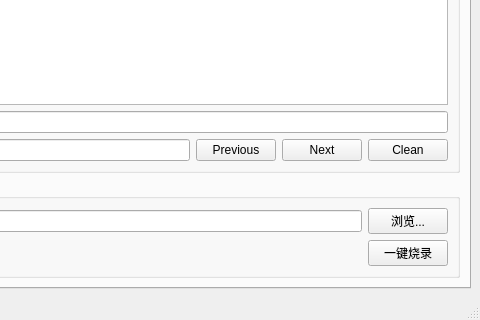
Old version of the form QT6_ver/mainwindow.ui in the repository kingson-sue/aic_download_tool; both pictures show x 324 to 804 and y 272 to 592 of the 804 by 592 pixel window.
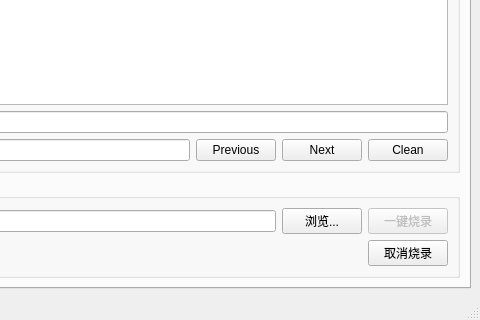
New version of the form. The open tabs and pages were chosen to show the change. Icons and pictures are not drawn.

Commit message: 20250507,sujc,release v2.0.3 1. 生成exe的名字带版本号 2. 国芯微烧录添加异常结束按钮

```diff
--- a/QT6_ver/mainwindow.ui
+++ b/QT6_ver/mainwindow.ui
@@ -724,6 +724,16 @@
                </property>
               </widget>
              </item>
+             <item>
+              <widget class="QPushButton" name="Button_flash_apus">
+               <property name="enabled">
+                <bool>false</bool>
+               </property>
+               <property name="text">
+                <string>一键烧录</string>
+               </property>
+              </widget>
+             </item>
             </layout>
            </item>
            <item>
@@ -773,9 +783,9 @@
               </spacer>
              </item>
              <item>
-              <widget class="QPushButton" name="Button_flash_apus">
+              <widget class="QPushButton" name="Button_cancel_flash_apus">
                <property name="text">
-                <string>一键烧录</string>
+                <string>取消烧录</string>
                </property>
               </widget>
              </item>
```
Left out of the diff: 2 changed lines with no effect on the pictures. The commit also changes 6 other files.
